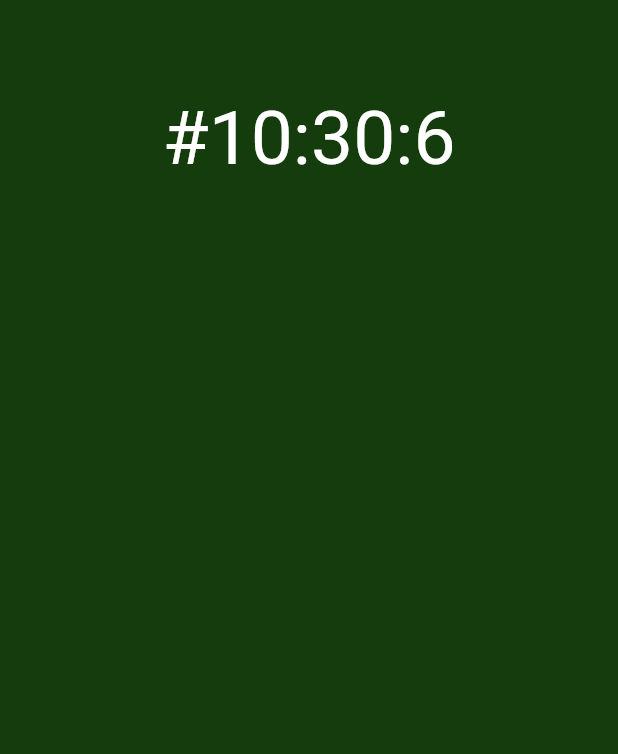
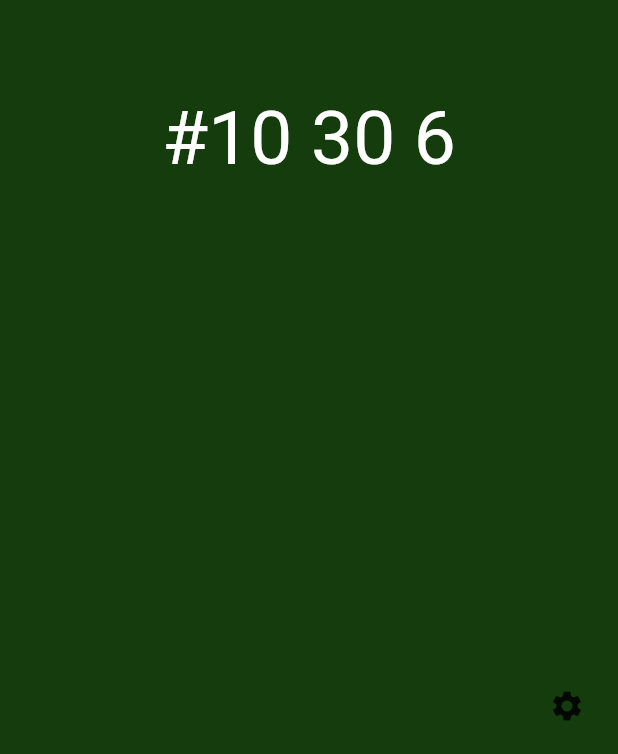
Before and after one commit to Germain-L/hecksclock, a Flutter app: the screen it shows after launch, on a phone screen of 412 x 824 dp. Shown: the part 479-1233 px from the top of the screen. Run offline on Flutter 3.47's test engine with Material 2 defaults, Android fonts, the phone set to English and light mode, and no system bars.

Commit message:
added settings for colour style

```diff
--- /dev/null
+++ b/lib/clock.dart
@@ -0,0 +1,117 @@
+import 'dart:async';
+
+import 'package:flutter/material.dart';
+class Clock extends StatefulWidget {
+  @override
+  _ClockState createState() => _ClockState();
+}
+
+class _ClockState extends State<Clock> {
+  bool trueColours = false;
+  Widget settings() {
+    String colourType = "True colours";
+    String desc;
+    trueColours == true ?
+      {colourType = "True colours", desc = "Currently displaying actual hex colours given by time"}
+        :
+      {colourType = "Brighter colours", desc = "Currently doubling each hex value (hours, min, secs) given by time"};
+
+    return Container(
+      color: col,
+      child: Center(
+        child: Column(
+          mainAxisAlignment: MainAxisAlignment.center,
+          mainAxisSize: MainAxisSize.min,
+          children: <Widget>[
+            RaisedButton(
+              onPressed: () => trueColours = !trueColours,
+              child: Text(colourType, style: TextStyle(color: Colors.white, fontSize: 30),),
+            ),
+            SizedBox(height: 10),
+            Text(desc, style: TextStyle(fontSize: 25, color: Colors.white))
+          ],
+        )
+      )
+    );
+  }
+
+  Color createRealColour() {
+    int hours = DateTime.now().hour;
+    int mins = DateTime.now().minute;
+    int secs = DateTime.now().second;
+    var colour = Color.fromRGBO(hours, mins, secs, 1);
+    return colour;
+  }
+
+  Color createFunColour() {
+    int hours = DateTime.now().hour*2;
+    int mins = DateTime.now().minute*2;
+    int secs = DateTime.now().second*2;
+    var colour = Color.fromRGBO(hours, mins, secs, 1);
+    return colour;
+  }
+
+  String createText() {
+    return "#${DateTime.now().hour} ${DateTime.now().minute} ${DateTime.now().second}";
+  }
+
+  void animateOpacity() {
+    print("changing opacity");
+    setState(() {
+      opacity == 0 ? opacity = 1 : opacity = 0;
+    });
+  }
+
+  Color col = Colors.blue;
+  String text = "";
+  double opacity;
+
+  @override
+  void initState() {
+    super.initState();
+    opacity = 0;
+    Timer.periodic(Duration(seconds: 1), (v) {
+      setState(() {
+        trueColours == true ? col = createRealColour() : col = createFunColour();
+        text = createText();
+      });
+    });
+  }
+
+  @override
+  Widget build(BuildContext context) {
+    return Material(
+      child: AnimatedContainer(
+        color: col,
+        duration: Duration(milliseconds: 1000),
+        child: Stack(
+          children: <Widget>[
+
+            Center(
+              child: Text(
+                text,
+                style: TextStyle(fontSize: 50, color: Colors.white),
+              ),
+            ),
+
+            Center(
+              child: Opacity(
+                child: settings(),
+                opacity: opacity,
+              )
+            ),
+
+            Positioned(
+              right: 10,
+              bottom: 10,
+              child: IconButton(
+                icon: Icon(Icons.settings),
+                onPressed: () => animateOpacity()
+              ),
+            ),
+          ],
+        )
+      )
+    );
+  }
+}
--- a/lib/main.dart
+++ b/lib/main.dart
@@ -1,60 +1,4 @@
-import 'dart:async';
-
 import 'package:flutter/material.dart';
+import 'package:hexclock/clock.dart';
 
 void main() => runApp(MaterialApp(home: Clock()));
-
-class Clock extends StatefulWidget {
-  @override
-  _ClockState createState() => _ClockState();
-}
-
-class _ClockState extends State<Clock> {
-  Color createColour() {
-    var hours = DateTime.now().hour*2;
-    var mins = DateTime.now().minute*2;
-    var secs = DateTime.now().second*2;
-    var millisec = DateTime.now().millisecond*2;
-    var microsec = DateTime.now().microsecond*2;
-
-    var string = "2$secs$millisec";
-    print(string);
-    var colour = Color.fromRGBO(hours, mins, secs, 1);
-    print(colour);
-    return colour;
-  }
-
-  String createText() {
-    return "#${DateTime.now().hour}:${DateTime.now().minute}:${DateTime.now().second}";
-  }
-
-  Color col = Colors.blue;
-  String text = "";
-
-  @override
-  void initState() {
-    super.initState();
-    Timer.periodic(Duration(seconds: 1), (v) {
-      setState(() {
-        col = createColour();
-        text = createText();
-      });
-    });
-  }
-
-  @override
-  Widget build(BuildContext context) {
-    return Material(
-      child: AnimatedContainer(
-        color: col,
-        duration: Duration(milliseconds: 1000),
-        child: Center(
-          child: Text(
-            text,
-            style: TextStyle(fontSize: 50, color: Colors.white),
-          ),
-        )
-      )
-    );
-  }
-}
```
